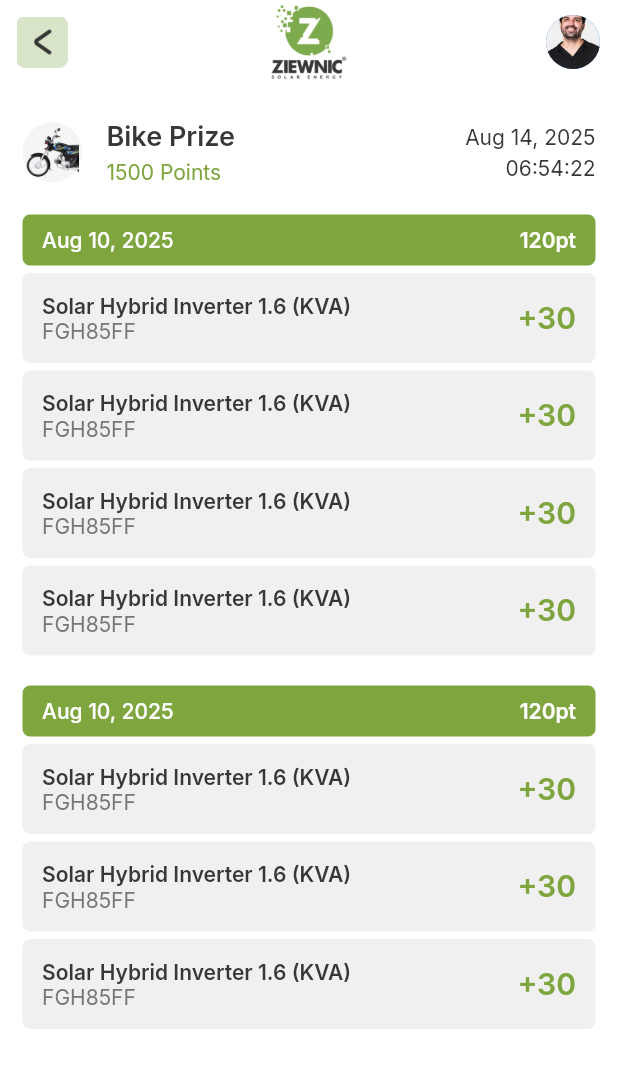
After one commit to wasii/z-loyalty, a Flutter app: the LoyaltyRewardHome screen opened directly, after a tap on "Bike Prize", on a phone screen of 412 x 824 dp. The commit adds this screen. Shown: the top 1068 px of the screen. Run offline on Flutter 3.47's test engine with Material 3 defaults, Android fonts, the phone set to English and light mode, and no system bars; our stand-ins replace dio, google_fonts, shared_preferences; accounts and stored records are empty.

Commit message:
loyalty reward screens init

```diff
--- /dev/null
+++ b/lib/pages/application/loyaltyreward/components/loyalty_reward_history.dart
@@ -0,0 +1,206 @@
+import 'package:flutter/material.dart';
+import 'package:google_fonts/google_fonts.dart';
+import 'package:loyalty_program/components/constants.dart';
+import 'package:loyalty_program/components/navigation_bar.dart';
+import 'package:loyalty_program/pages/application/pointshistory/components/points_history_header_cell.dart';
+
+class LoyaltyRewardHistory extends StatelessWidget {
+  const LoyaltyRewardHistory({super.key});
+
+  @override
+  Widget build(BuildContext context) {
+    return Scaffold(
+      appBar: CustomNavigationBarWithBackButton(
+        onBackTap: () {
+          Navigator.pop(context);
+        },
+      ),
+      backgroundColor: Colors.white,
+      body: Stack(
+        children: [
+          SafeArea(
+            child: SingleChildScrollView(
+              padding: EdgeInsets.symmetric(horizontal: 15, vertical: 20),
+              child: Column(
+                crossAxisAlignment: CrossAxisAlignment.start,
+                children: [
+                  LoyaltyRewardHistoryHeader(
+                    title: 'Bike Prize',
+                    points: 1500,
+                    date: 'Aug 14, 2025',
+                    time: '06:54:22',
+                    imagePath: '${kIconFolder}iconbike.png',
+                  ),
+                  SizedBox(height: 20),
+                  Column(
+                    children: [
+                      PointsHistoryHeaderCell(),
+                      SizedBox(height: 5),
+                      LoyaltyRewardHistoryCell(),
+                      SizedBox(height: 5),
+                      LoyaltyRewardHistoryCell(),
+                      SizedBox(height: 5),
+                      LoyaltyRewardHistoryCell(),
+                      SizedBox(height: 5),
+                      LoyaltyRewardHistoryCell(),
+
+                      SizedBox(height: 20),
+
+                      PointsHistoryHeaderCell(),
+                      SizedBox(height: 5),
+                      LoyaltyRewardHistoryCell(),
+
+                      SizedBox(height: 5),
+
+                      LoyaltyRewardHistoryCell(),
+                      SizedBox(height: 5),
+                      LoyaltyRewardHistoryCell(),
+                    ],
+                  ),
+                ],
+              ),
+            ),
+          ),
+        ],
+      ),
+    );
+  }
+}
+
+class LoyaltyRewardHistoryHeader extends StatelessWidget {
+  const LoyaltyRewardHistoryHeader({
+    super.key,
+    required this.title,
+    required this.points,
+    required this.date,
+    required this.time,
+    required this.imagePath,
+  });
+
+  final String title;
+  final int points;
+  final String date;
+  final String time;
+  final String imagePath;
+
+  @override
+  Widget build(BuildContext context) {
+    return Row(
+      children: [
+        // Left Section - Image
+        Container(
+          width: 40,
+          height: 40,
+          decoration: BoxDecoration(
+            color: kTextFieldBackgroundColor,
+            shape: BoxShape.circle,
+          ),
+          child: Center(child: Image.asset(imagePath, width: 36, height: 33)),
+        ),
+        const SizedBox(width: 16),
+        // Middle Section - Title and Points
+        Expanded(
+          child: Column(
+            crossAxisAlignment: CrossAxisAlignment.start,
+            children: [
+              Text(
+                title,
+                style: GoogleFonts.inter(
+                  fontSize: 18,
+                  fontWeight: FontWeight.w600,
+                  color: kTextFieldHeadingNameColor,
+                ),
+              ),
+              const SizedBox(height: 4),
+              Text(
+                '$points Points',
+                style: GoogleFonts.inter(
+                  fontSize: 14,
+                  fontWeight: FontWeight.w400,
+                  color: kPrimaryColor,
+                ),
+              ),
+            ],
+          ),
+        ),
+        // Right Section - Date and Time
+        Column(
+          crossAxisAlignment: CrossAxisAlignment.end,
+          children: [
+            Text(
+              date,
+              style: GoogleFonts.inter(
+                fontSize: 14,
+                fontWeight: FontWeight.w400,
+                color: kTextFieldHeadingNameColor,
+              ),
+            ),
+            const SizedBox(height: 4),
+            Text(
+              time,
+              style: GoogleFonts.inter(
+                fontSize: 14,
+                fontWeight: FontWeight.w400,
+                color: kTextFieldHeadingNameColor,
+              ),
+            ),
+          ],
+        ),
+      ],
+    );
+  }
+}
+
+class LoyaltyRewardHistoryCell extends StatelessWidget {
+  const LoyaltyRewardHistoryCell({super.key});
+
+  @override
+  Widget build(BuildContext context) {
+    return IntrinsicHeight(
+      child: Container(
+        width: double.infinity,
+        padding: EdgeInsets.symmetric(horizontal: 12, vertical: 12),
+        decoration: BoxDecoration(
+          color: kBoxBackgroundColor,
+          border: Border.all(color: kBoxBackgroundColor, width: 1),
+          borderRadius: BorderRadius.circular(5),
+        ),
+        child: Row(
+          crossAxisAlignment: CrossAxisAlignment.center,
+          children: [
+            Column(
+              mainAxisAlignment: MainAxisAlignment.center,
+              crossAxisAlignment: CrossAxisAlignment.start,
+              children: [
+                Text(
+                  'Solar Hybrid Inverter 1.6 (KVA)',
+                  style: GoogleFonts.inter(
+                    fontSize: 14,
+                    fontWeight: FontWeight.w600,
+                    color: kTextFieldHeadingNameColor,
+                  ),
+                ),
+                Text(
+                  'FGH85FF',
+                  style: GoogleFonts.inter(
+                    fontSize: 14,
+                    color: kTextFieldPlaceholderColor,
+                  ),
+                ),
+              ],
+            ),
+            Spacer(),
+            Text(
+              '+30',
+              style: GoogleFonts.inter(
+                fontSize: 20,
+                fontWeight: FontWeight.w600,
+                color: kPrimaryColor,
+              ),
+            ),
+          ],
+        ),
+      ),
+    );
+  }
+}
--- a/lib/pages/application/loyaltyreward/loyalty_reward_home.dart
+++ b/lib/pages/application/loyaltyreward/loyalty_reward_home.dart
@@ -2,6 +2,7 @@ import 'package:flutter/material.dart';
 import 'package:google_fonts/google_fonts.dart';
 import 'package:loyalty_program/components/custom_heading.dart';
 import 'package:loyalty_program/components/constants.dart';
+import 'package:loyalty_program/pages/application/loyaltyreward/components/loyalty_reward_history.dart';
 
 class LoyaltyRewardHome extends StatefulWidget {
   const LoyaltyRewardHome({super.key});
@@ -88,7 +89,7 @@ class _LoyaltyRewardHomeState extends State<LoyaltyRewardHome> {
 }
 
 class _LoyaltyRewardHeaderState extends StatefulWidget {
-  const _LoyaltyRewardHeaderState({super.key});
+  const _LoyaltyRewardHeaderState();
 
   @override
   State<_LoyaltyRewardHeaderState> createState() =>
@@ -226,7 +227,7 @@ class _PointsSpentCard extends StatelessWidget {
   }
 }
 
-class LoyaltyRewardCell extends StatelessWidget {
+class LoyaltyRewardCell extends StatefulWidget {
   const LoyaltyRewardCell({
     super.key,
     required this.title,
@@ -243,8 +244,20 @@ class LoyaltyRewardCell extends StatelessWidget {
   final String imagePath;
 
   @override
+  State<LoyaltyRewardCell> createState() => _LoyaltyRewardCellState();
+}
+
+class _LoyaltyRewardCellState extends State<LoyaltyRewardCell> {
+  @override
   Widget build(BuildContext context) {
-    return Container(
+    return GestureDetector(
+      onTap: () {
+        Navigator.push(
+          context,
+          MaterialPageRoute(builder: (_) => const LoyaltyRewardHistory()),
+        );
+      },
+      child: Container(
         width: double.infinity,
         padding: const EdgeInsets.all(16),
         decoration: BoxDecoration(
@@ -261,7 +274,9 @@ class LoyaltyRewardCell extends StatelessWidget {
                 color: Colors.white,
                 shape: BoxShape.circle,
               ),
-            child: Center(child: Image.asset(imagePath, width: 36, height: 33)),
+              child: Center(
+                child: Image.asset(widget.imagePath, width: 36, height: 33),
+              ),
             ),
             const SizedBox(width: 16),
             // Middle Section - Title and Points
@@ -270,7 +285,7 @@ class LoyaltyRewardCell extends StatelessWidget {
                 crossAxisAlignment: CrossAxisAlignment.start,
                 children: [
                   Text(
-                  title,
+                    widget.title,
                     style: GoogleFonts.inter(
                       fontSize: 18,
                       fontWeight: FontWeight.w600,
@@ -279,7 +294,7 @@ class LoyaltyRewardCell extends StatelessWidget {
                   ),
                   const SizedBox(height: 4),
                   Text(
-                  '$points Points',
+                    '${widget.points} Points',
                     style: GoogleFonts.inter(
                       fontSize: 14,
                       fontWeight: FontWeight.w400,
@@ -294,7 +309,7 @@ class LoyaltyRewardCell extends StatelessWidget {
               crossAxisAlignment: CrossAxisAlignment.end,
               children: [
                 Text(
-                date,
+                  widget.date,
                   style: GoogleFonts.inter(
                     fontSize: 14,
                     fontWeight: FontWeight.w400,
@@ -303,7 +318,7 @@ class LoyaltyRewardCell extends StatelessWidget {
                 ),
                 const SizedBox(height: 4),
                 Text(
-                time,
+                  widget.time,
                   style: GoogleFonts.inter(
                     fontSize: 14,
                     fontWeight: FontWeight.w400,
@@ -314,6 +329,7 @@ class LoyaltyRewardCell extends StatelessWidget {
             ),
           ],
         ),
+      ),
     );
   }
 }
```
Also changed, not shown: 12 other files. Lines whose indentation alone changed are shown as unchanged.
